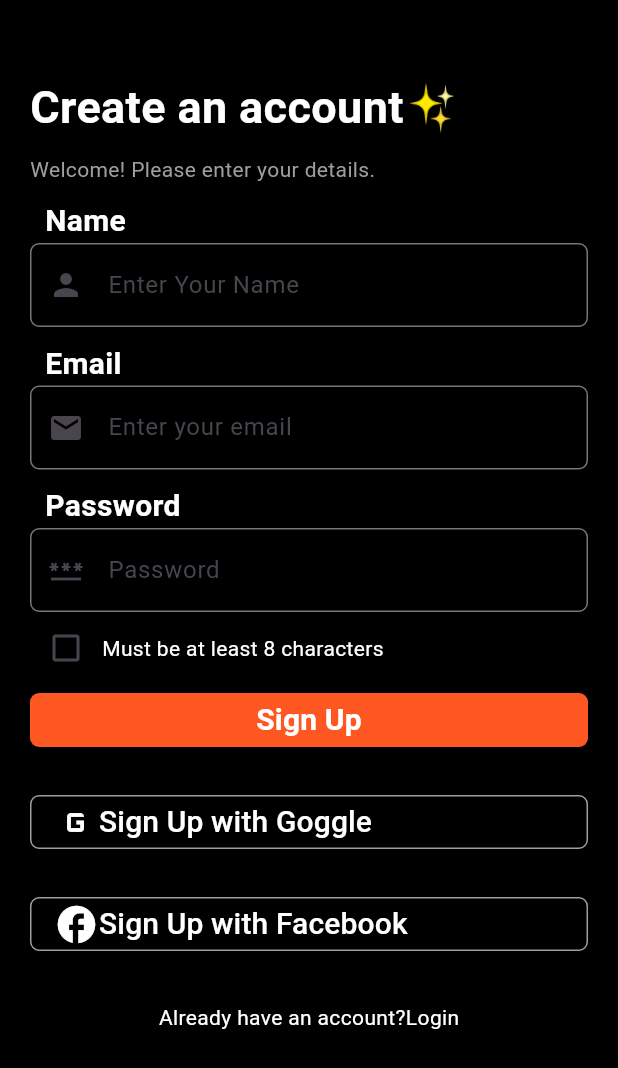
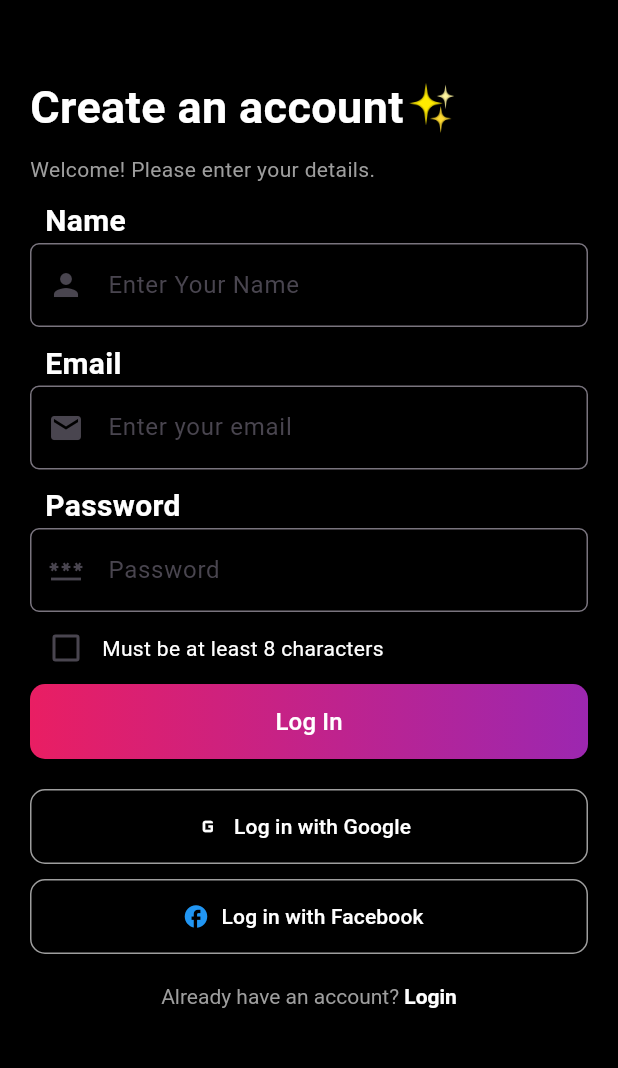
Before and after one commit to kaizer111/Dialup, a Flutter app: the Signup screen opened directly, on a phone screen of 412 x 824 dp. Shown: the top 1068 px of the screen. Run offline on Flutter 3.47's test engine with Material 3 defaults, Android fonts, the phone set to English and light mode, and no system bars.

Commit message:
worked on the buttons

```diff
--- a/lib/Screens/Auth/Signup.dart
+++ b/lib/Screens/Auth/Signup.dart
@@ -104,107 +104,67 @@ class _SignupState extends State<Signup> {
                   ),
                 ],
               ),
-              MaterialButton(
-                shape: RoundedRectangleBorder(
-                  borderRadius: BorderRadius.circular(6),
+              Container(
+                width: double.infinity,
+                height: 50,
+                decoration: BoxDecoration(
+                  gradient: const LinearGradient(
+                      colors: [Colors.pink, Colors.purple]),
+                  borderRadius: BorderRadius.circular(10),
                 ),
-                color: Colors.deepOrange,
-                onPressed: () {
-                  Navigator.push(
-                      context,
-                      MaterialPageRoute(
-                        builder: (context) => Signup(),
-                      ));
-                },
-                child: Container(
-                  width: double.infinity,
-                  child: const Text(
-                    'Sign Up',
-                    style: TextStyle(
-                      color: Colors.white,
-                      fontSize: 20,
-                      fontWeight: FontWeight.bold,
-                    ),
-                    textAlign: TextAlign.center,
+                child: ElevatedButton(
+                  onPressed: () {},
+                  style: ElevatedButton.styleFrom(
+                    backgroundColor: Colors.transparent,
+                    shadowColor: Colors.transparent,
                   ),
+                  child: const Text("Log In",
+                      style: TextStyle(color: Colors.white, fontSize: 16)),
                 ),
               ),
               const SizedBox(
                 height: 20,
               ),
-              MaterialButton(
-                shape: RoundedRectangleBorder(
+              OutlinedButton.icon(
+                style: OutlinedButton.styleFrom(
+                  minimumSize: const Size(double.infinity, 50),
                   side: const BorderSide(color: Colors.grey),
-                  borderRadius: BorderRadius.circular(6),
+                  shape: RoundedRectangleBorder(
+                      borderRadius: BorderRadius.circular(10)),
                 ),
-                onPressed: () {
-                  Navigator.push(
-                      context,
-                      MaterialPageRoute(
-                        builder: (context) => Signup(),
-                      ));
-                },
-                child: Container(
-                  width: double.infinity,
-                  child: const Row(
-                    children: [
-                      Icon(Icons.g_mobiledata, color: Colors.white, size: 30),
-                      Text(
-                        'Sign Up with Goggle',
-                        style: TextStyle(
-                          color: Colors.white,
-                          fontSize: 20,
-                        ),
-                        textAlign: TextAlign.center,
-                      ),
-                    ],
-                  ),
+                onPressed: () {},
+                icon: const Icon(Icons.g_mobiledata, color: Colors.white),
+                label: const Text("Log in with Google",
+                    style: TextStyle(color: Colors.white)),
+              ),
+              const SizedBox(height: 10),
+              OutlinedButton.icon(
+                style: OutlinedButton.styleFrom(
+                  minimumSize: const Size(double.infinity, 50),
+                  side: const BorderSide(color: Colors.grey),
+                  shape: RoundedRectangleBorder(
+                      borderRadius: BorderRadius.circular(10)),
                 ),
+                onPressed: () {},
+                icon: const Icon(Icons.facebook, color: Colors.blue),
+                label: const Text("Log in with Facebook",
+                    style: TextStyle(color: Colors.white)),
               ),
               const SizedBox(
                 height: 20,
               ),
-              MaterialButton(
-                shape: RoundedRectangleBorder(
-                  side: const BorderSide(color: Colors.grey),
-                  borderRadius: BorderRadius.circular(6),
-                ),
-                onPressed: () {
-                  Navigator.push(
-                      context,
-                      MaterialPageRoute(
-                        builder: (context) => Signup(),
-                      ));
-                },
-                child: Container(
-                  width: double.infinity,
-                  child: const Row(
+              Center(
+                child: RichText(
+                  text: const TextSpan(
+                    text: "Already have an account? ",
+                    style: TextStyle(color: Colors.grey),
                     children: [
-                      Icon(Icons.facebook, color: Colors.white, size: 30),
-                      Text(
-                        'Sign Up with Facebook',
+                      TextSpan(
+                        text: "Login",
                         style: TextStyle(
-                          color: Colors.white,
-                          fontSize: 20,
-                        ),
-                        textAlign: TextAlign.center,
+                            color: Colors.white, fontWeight: FontWeight.bold),
                       ),
                     ],
-                  ),
-                ),
-              ),
-              const SizedBox(
-                height: 20,
-              ),
-              const Padding(
-                padding: const EdgeInsets.all(8.0),
-                child: const Center(
-                  child: Text(
-                    'Already have an account?Login',
-                    style: TextStyle(
-                      color: Colors.white,
-                      fontSize: 14,
-                    ),
                   ),
                 ),
               ),
```
